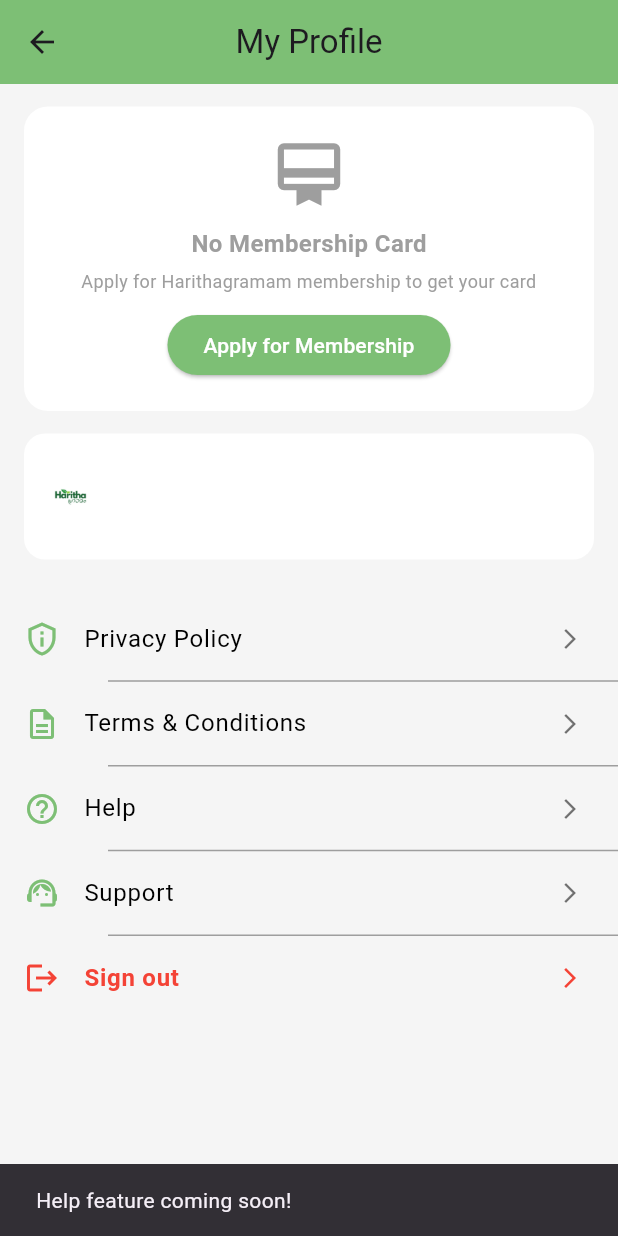
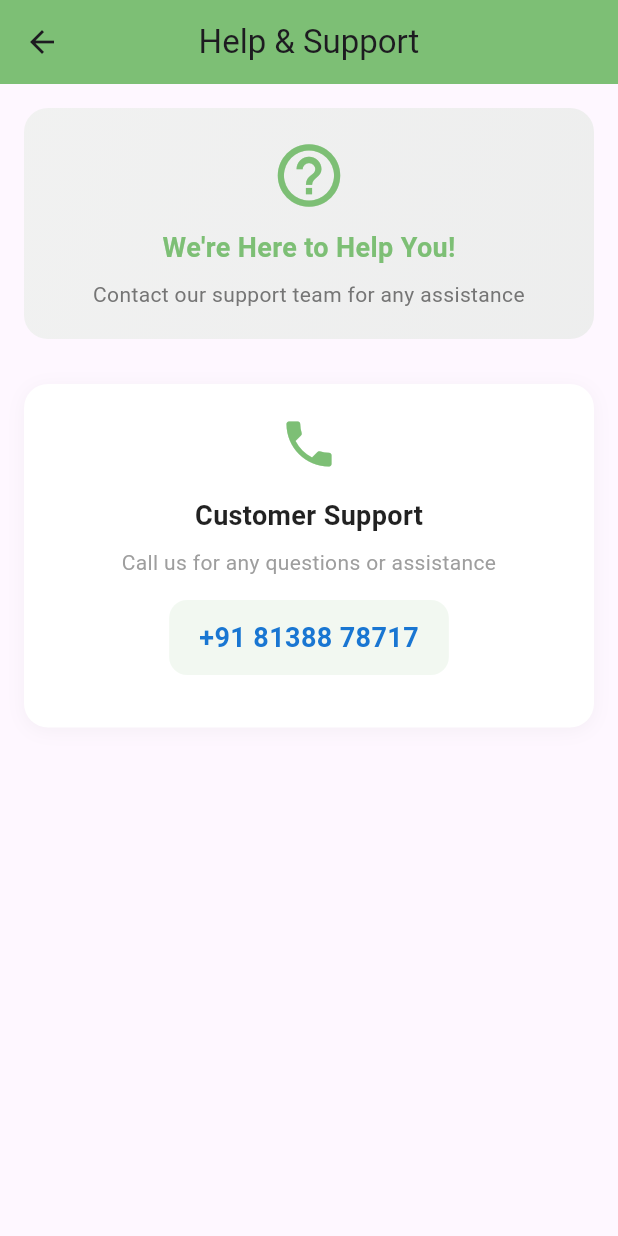
Before and after one commit to Nabeel0146/Harith-app-git, a Flutter app: the ProfileScreen screen opened directly, after a tap on "Help", on a phone screen of 412 x 824 dp. Run offline on Flutter 3.47's test engine with Material 3 defaults, Android fonts, the phone set to English and light mode, and no system bars; our stand-ins replace auto_size_text, cached_network_image, carousel_slider, cloud_firestore, dropdown_search, firebase_auth and 5 more; missing offline and left inert: in_app_update; accounts and stored records are empty; network calls fail.

Commit message:
register page - address field added, card alignemnt, formal pages added

```diff
--- a/lib/Screens/profilepage.dart
+++ b/lib/Screens/profilepage.dart
@@ -2,6 +2,11 @@ import 'package:flutter/material.dart';
 import 'package:cloud_firestore/cloud_firestore.dart';
 import 'package:firebase_auth/firebase_auth.dart';
 import 'package:harithapp/Auth/register.dart';
+
+import 'package:harithapp/formals/help.dart';
+import 'package:harithapp/formals/privacypolicy.dart';
+import 'package:harithapp/formals/support.dart';
+import 'package:harithapp/formals/termsandconditions.dart';
 
 class ProfileScreen extends StatelessWidget {
   ProfileScreen({super.key});
@@ -141,7 +146,7 @@ Future<void> _signOut(BuildContext context) async {
                             if (membershipId != null)
                               Positioned(
                                 bottom: 78,
-                                left: 32,
+                                left: 23,
                                 child: Text(
                                     '$membershipId',
                                     style: const TextStyle(
@@ -297,13 +302,25 @@ Future<void> _signOut(BuildContext context) async {
   if (isLogout) {
     _confirmSignOut(context);
   } else {
-          // TODO: Navigation for other menu items
-          // You can implement navigation for other menu items here
+    // Navigate to respective pages
+    switch (title) {
+      case 'Privacy Policy':
+        Navigator.push(context, MaterialPageRoute(builder: (_) => PrivacyPolicyPage()));
+        break;
+      case 'Terms & Conditions':
+        Navigator.push(context, MaterialPageRoute(builder: (_) => TermsConditionsPage()));
+        break;
+      case 'Help':
+        Navigator.push(context, MaterialPageRoute(builder: (_) => HelpPage()));
+        break;
+      case 'Support':
+        Navigator.push(context, MaterialPageRoute(builder: (_) => SupportPage()));
+        break;
+      default:
         ScaffoldMessenger.of(context).showSnackBar(
-            SnackBar(
-              content: Text('$title feature coming soon!'),
-            ),
+          SnackBar(content: Text('$title feature coming soon!')),
         );
+    }
   }
 },
     );
--- /dev/null
+++ b/lib/formals/help.dart
@@ -0,0 +1,155 @@
+// lib/Screens/help_page.dart
+import 'package:flutter/material.dart';
+
+class HelpPage extends StatelessWidget {
+  const HelpPage({super.key});
+
+  @override
+  Widget build(BuildContext context) {
+    return Scaffold(
+      appBar: AppBar(
+        backgroundColor: const Color(0xff7DBF75),
+        title: const Text('Help & Support'),
+        centerTitle: true,
+      ),
+      body: SingleChildScrollView(
+        padding: const EdgeInsets.all(16.0),
+        child: Column(
+          children: [
+            // Header Section
+            Container(
+              width: double.infinity,
+              padding: const EdgeInsets.all(20),
+              decoration: BoxDecoration(
+                gradient: LinearGradient(
+                  colors: [
+                    const Color(0xff7DBF75).withOpacity(0.1),
+                    const Color(0xff5A9D55).withOpacity(0.1),
+                  ],
+                  begin: Alignment.topLeft,
+                  end: Alignment.bottomRight,
+                ),
+                borderRadius: BorderRadius.circular(16),
+              ),
+              child: Column(
+                children: [
+                  const Icon(
+                    Icons.help_outline,
+                    size: 50,
+                    color: Color(0xff7DBF75),
+                  ),
+                  const SizedBox(height: 10),
+                  const Text(
+                    'We\'re Here to Help You!',
+                    style: TextStyle(
+                      fontSize: 18,
+                      fontWeight: FontWeight.bold,
+                      color: Color(0xff7DBF75),
+                    ),
+                  ),
+                  const SizedBox(height: 8),
+                  Text(
+                    'Contact our support team for any assistance',
+                    textAlign: TextAlign.center,
+                    style: TextStyle(
+                      fontSize: 14,
+                      color: Colors.grey[600],
+                    ),
+                  ),
+                ],
+              ),
+            ),
+
+            const SizedBox(height: 30),
+
+            // Contact Number Section
+            Container(
+              width: double.infinity,
+              padding: const EdgeInsets.all(20),
+              decoration: BoxDecoration(
+                color: Colors.white,
+                borderRadius: BorderRadius.circular(16),
+                boxShadow: [
+                  BoxShadow(
+                    color: Colors.grey.withOpacity(0.1),
+                    blurRadius: 10,
+                    offset: const Offset(0, 2),
+                  ),
+                ],
+              ),
+              child: Column(
+                children: [
+                  const Icon(
+                    Icons.phone,
+                    size: 40,
+                    color: Color(0xff7DBF75),
+                  ),
+                  const SizedBox(height: 15),
+                  const Text(
+                    'Customer Support',
+                    style: TextStyle(
+                      fontSize: 18,
+                      fontWeight: FontWeight.bold,
+                      color: Colors.black87,
+                    ),
+                  ),
+                  const SizedBox(height: 8),
+                  const Text(
+                    'Call us for any questions or assistance',
+                    textAlign: TextAlign.center,
+                    style: TextStyle(
+                      fontSize: 14,
+                      color: Colors.grey,
+                    ),
+                  ),
+                  const SizedBox(height: 15),
+                  Container(
+                    padding: const EdgeInsets.symmetric(horizontal: 20, vertical: 12),
+                    decoration: BoxDecoration(
+                      color: const Color(0xff7DBF75).withOpacity(0.1),
+                      borderRadius: BorderRadius.circular(12),
+                    ),
+                    child: Text(
+                      '+91 81388 78717',
+                      style: TextStyle(
+                        fontSize: 18,
+                        fontWeight: FontWeight.bold,
+                        color: Colors.blue[700],
+                      ),
+                    ),
+                  ),
+                  const SizedBox(height: 15),
+
+                ],
+              ),
+            ),
+
+            const SizedBox(height: 20),
+
+            // Support Hours
+
+          ],
+        ),
+      ),
+    );
+  }
+
+  Widget _buildTimingItem(String day, String time) {
+    return Padding(
+      padding: const EdgeInsets.symmetric(vertical: 8),
+      child: Row(
+        mainAxisAlignment: MainAxisAlignment.spaceBetween,
+        children: [
+          Text(
+            day,
+            style: const TextStyle(fontWeight: FontWeight.w500),
+          ),
+          Text(
+            time,
+            style: const TextStyle(color: Colors.grey),
+          ),
+        ],
+      ),
+    );
+  }
+}
```
Also changed, not shown: lib/Auth/register.dart (+36 -3 lines), lib/Screens/home.dart (+119 -0 lines), lib/formals/privacypolicy.dart (added, +87 -0 lines), lib/formals/support.dart (added, +78 -0 lines), lib/formals/termsandconditions.dart (added, +52 -0 lines). Lines whose indentation alone changed are shown as unchanged.
